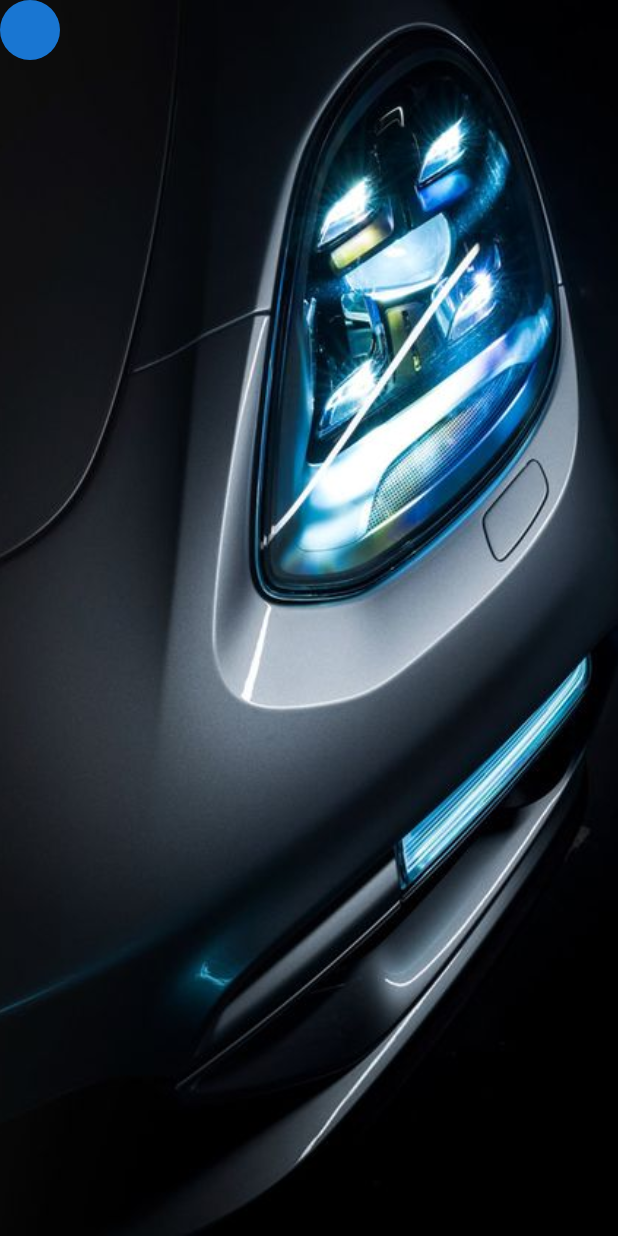
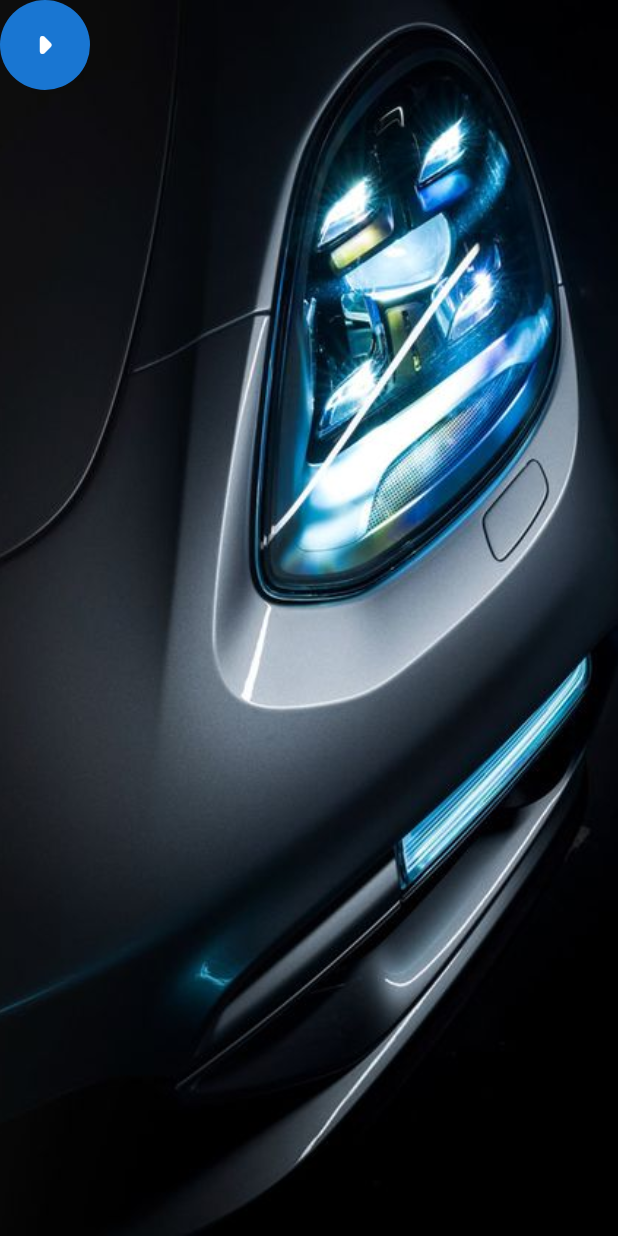
Before and after one commit to emilio-kariuki/car_app, a Flutter app: the screen it shows after launch, on a phone screen of 412 x 824 dp. Run offline on Flutter 3.47's test engine with Material 2 defaults, Android fonts, the phone set to English and light mode, and no system bars.

Commit message:
February 1, 2022 11:11 AM

```diff
--- a/lib/display/welcome.dart
+++ b/lib/display/welcome.dart
@@ -28,7 +28,8 @@ class _WelcomeState extends State<Welcome> {
           ),
           Positioned(
             child: CircleAvatar(
-
+              child: Icon(Icons.arrow_right_rounded,size:40,color:Colors.white),
+              radius: 30
             )
           )
         ],
```
